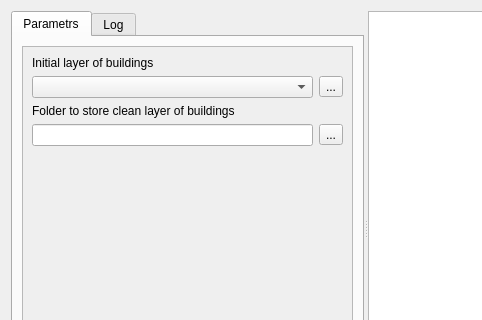
ishusterman/tau_net_calc, file UI/buildings_clean.ui: the form before one commit; both pictures show x 0 to 482 and y 0 to 320 of the 705 by 503 pixel window.
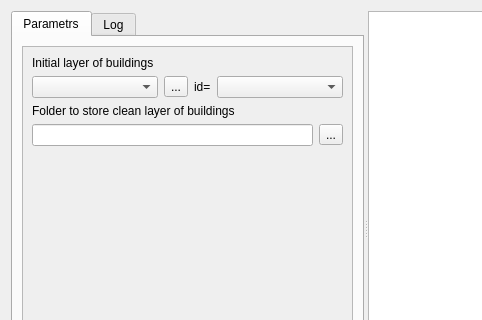
The form after the commit.

Patch:
```diff
--- a/UI/buildings_clean.ui
+++ b/UI/buildings_clean.ui
@@ -83,7 +83,7 @@
             <rect>
              <x>0</x>
              <y>0</y>
-             <width>386</width>
+             <width>326</width>
              <height>191</height>
             </rect>
            </property>
@@ -128,6 +128,22 @@
                   </property>
                  </widget>
                 </item>
+                <item>
+                 <widget class="QLabel" name="label_2">
+                  <property name="sizePolicy">
+                   <sizepolicy hsizetype="Fixed" vsizetype="Fixed">
+                    <horstretch>0</horstretch>
+                    <verstretch>0</verstretch>
+                   </sizepolicy>
+                  </property>
+                  <property name="text">
+                   <string>id=</string>
+                  </property>
+                 </widget>
+                </item>
+                <item>
+                 <widget class="QComboBox" name="cmbLayers_fields"/>
+                </item>
                </layout>
               </item>
               <item row="3" column="0">
```
